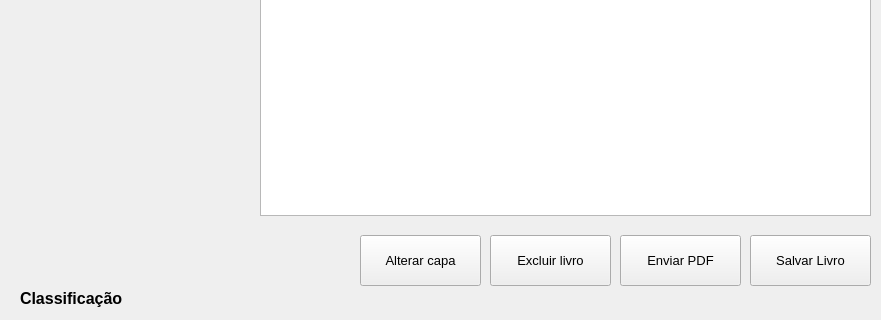
The window that screen/ui_designer/screen_cadastro_livros.ui (mateusmoratelli/MinhaBiblioteca) describes before a commit, drawn with Qt 5; both pictures show x 0 to 881 and y 355 to 675 of the 881 by 675 pixel window.
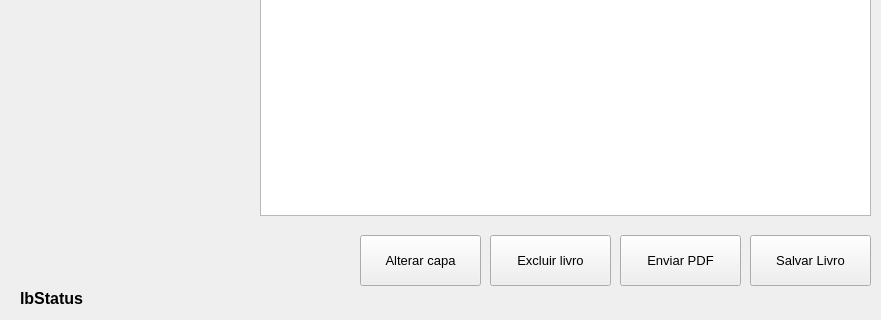
The same window after the commit. Icons and pictures are not drawn.

Patch:
```diff
--- a/screen/ui_designer/screen_cadastro_livros.ui
+++ b/screen/ui_designer/screen_cadastro_livros.ui
@@ -460,7 +460,7 @@
     </font>
    </property>
    <property name="text">
-    <string>Classificação</string>
+    <string>lbStatus</string>
    </property>
   </widget>
  </widget>
```
